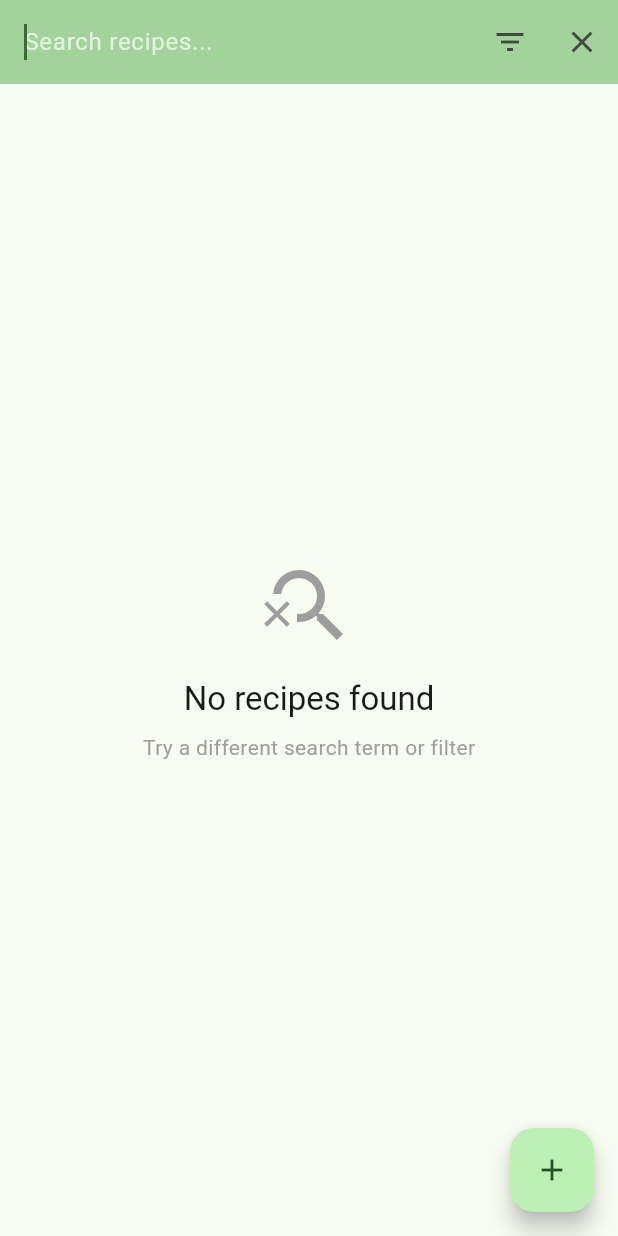
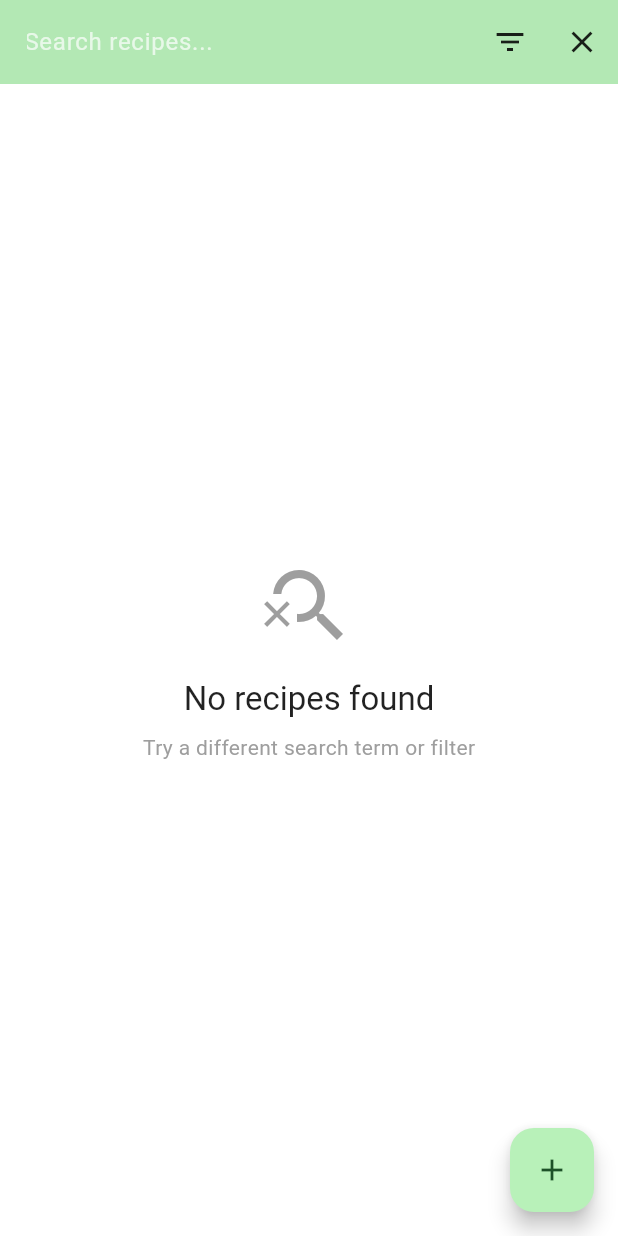
Before and after one commit to turtledev1/cookbook, a Flutter app: the screen it shows after launch, after a tap on the "search" icon, on a phone screen of 412 x 824 dp. Run offline on Flutter 3.47's test engine with Material 3 defaults, Android fonts, the phone set to English and light mode, and no system bars; our stand-ins replace cloud_firestore, firebase_core, flutter_bloc, get_it, go_router, injectable; accounts and stored records are empty.

Commit message:
styling improvements

```diff
--- a/lib/main.dart
+++ b/lib/main.dart
@@ -4,6 +4,7 @@ import 'package:flutter_bloc/flutter_bloc.dart';
 import 'package:cookbook/app_config.dart';
 import 'package:cookbook/injection.dart';
 import 'package:cookbook/presentation/blocs/recipe_cubit.dart';
+import 'package:cookbook/presentation/themes/app_theme.dart';
 import 'package:cookbook/router.dart';
 
 void main() async {
@@ -26,7 +27,9 @@ class MyApp extends StatelessWidget {
       child: MaterialApp.router(
         debugShowCheckedModeBanner: false,
         title: 'Personal Cookbook ${AppConfig.isDev ? '(DEV)' : ''}',
-        theme: ThemeData(colorScheme: ColorScheme.fromSeed(seedColor: Colors.green)),
+        theme: AppTheme.lightTheme,
+        darkTheme: AppTheme.darkTheme,
+        themeMode: ThemeMode.light,
         routerConfig: goRouter,
       ),
     );
--- a/lib/presentation/screens/recipe_list_screen.dart
+++ b/lib/presentation/screens/recipe_list_screen.dart
@@ -51,7 +51,6 @@ class _RecipeListScreenState extends State<RecipeListScreen> {
 
         return Scaffold(
           appBar: AppBar(
-            backgroundColor: Theme.of(context).colorScheme.inversePrimary,
             title: _isSearching
                 ? RecipeSearchBar(
                     controller: _searchController,
--- /dev/null
+++ b/lib/presentation/themes/app_theme.dart
@@ -0,0 +1,121 @@
+import 'package:flutter/material.dart';
+
+class AppTheme {
+  // Light Theme
+  static ThemeData get lightTheme {
+    const green1 = Color.fromRGBO(179, 232, 180, 1);
+    const green2 = Color.fromRGBO(108, 185, 110, 1);
+    const green3 = Color.fromRGBO(31, 137, 39, 1);
+
+    return ThemeData(
+      colorScheme: ColorScheme.fromSeed(
+        seedColor: green1,
+        brightness: Brightness.light,
+        primary: green1,
+        surface: Colors.white,
+        onSurface: Colors.black87,
+      ),
+      appBarTheme: const AppBarTheme(
+        backgroundColor: green1,
+        foregroundColor: Colors.black87,
+      ),
+      cardTheme: const CardThemeData(
+        color: Colors.white,
+      ),
+      chipTheme: const ChipThemeData(
+        backgroundColor: green1,
+        labelStyle: TextStyle(color: Colors.black87),
+        labelPadding: EdgeInsets.symmetric(horizontal: 8, vertical: 0),
+        padding: EdgeInsets.zero,
+        side: BorderSide.none,
+        shape: RoundedRectangleBorder(
+          borderRadius: BorderRadius.all(Radius.circular(4)),
+        ),
+      ),
+      filledButtonTheme: FilledButtonThemeData(
+        style: FilledButton.styleFrom(
+          backgroundColor: green2,
+          foregroundColor: Colors.white,
+          shape: RoundedRectangleBorder(
+            borderRadius: BorderRadius.circular(8),
+          ),
+        ),
+      ),
+      outlinedButtonTheme: OutlinedButtonThemeData(
+        style: OutlinedButton.styleFrom(
+          foregroundColor: Colors.black87,
+          side: const BorderSide(color: green2),
+          shape: RoundedRectangleBorder(
+            borderRadius: BorderRadius.circular(8),
+          ),
+        ),
+      ),
+      iconTheme: const IconThemeData(
+        color: green3,
+      ),
+      snackBarTheme: const SnackBarThemeData(
+        backgroundColor: green3,
+        contentTextStyle: TextStyle(color: Colors.white),
+      ),
+      scaffoldBackgroundColor: Colors.white,
+    );
+  }
+
+  // Dark Theme
+  static ThemeData get darkTheme {
+    const appBarColor = Color(0xFF2E7D32);
+
+    return ThemeData(
+      colorScheme: ColorScheme.fromSeed(
+        seedColor: Colors.green,
+        brightness: Brightness.dark,
+        primary: const Color(0xFF66BB6A),
+        surface: const Color(0xFF1E1E1E),
+        onSurface: Colors.white
+      ),
+      appBarTheme: const AppBarTheme(
+        backgroundColor: appBarColor,
+        foregroundColor: Colors.white,
+      ),
+      cardTheme: const CardThemeData(
+        color: Color(0xFF1E1E1E),
+      ),
+      chipTheme: const ChipThemeData(
+        backgroundColor: appBarColor,
+        labelStyle: TextStyle(color: Colors.white),
+        labelPadding: EdgeInsets.symmetric(horizontal: 8, vertical: 0),
+        padding: EdgeInsets.zero,
+        side: BorderSide.none,
+        shape: RoundedRectangleBorder(
+          borderRadius: BorderRadius.all(Radius.circular(4)),
+        ),
+      ),
+      filledButtonTheme: FilledButtonThemeData(
+        style: FilledButton.styleFrom(
+          backgroundColor: appBarColor,
+          foregroundColor: Colors.white,
+          shape: RoundedRectangleBorder(
+            borderRadius: BorderRadius.circular(8),
+          ),
+        ),
+      ),
+      outlinedButtonTheme: OutlinedButtonThemeData(
+        style: OutlinedButton.styleFrom(
+          side: const BorderSide(color: appBarColor),
+          foregroundColor: Colors.white,
+          shape: RoundedRectangleBorder(
+            borderRadius: BorderRadius.circular(8),
+          ),
+        ),
+      ),
+      iconTheme: const IconThemeData(
+        color: Color(0xFF66BB6A),
+      ),
+      snackBarTheme: const SnackBarThemeData(
+        backgroundColor: appBarColor,
+        contentTextStyle: TextStyle(color: Colors.white),
+      ),
+      scaffoldBackgroundColor: const Color(0xFF121212), // Dark background
+    );
+  }
+}
```
Also changed, not shown: lib/data/data_sources/parsers/hellofresh/hellofresh_tags_parser.dart (+10 -9 lines), lib/presentation/screens/import_recipe_screen.dart (+2 -8 lines), lib/presentation/widgets/recipe_card.dart (+37 -25 lines), lib/presentation/widgets/recipe_preview_card.dart (+10 -8 lines).
